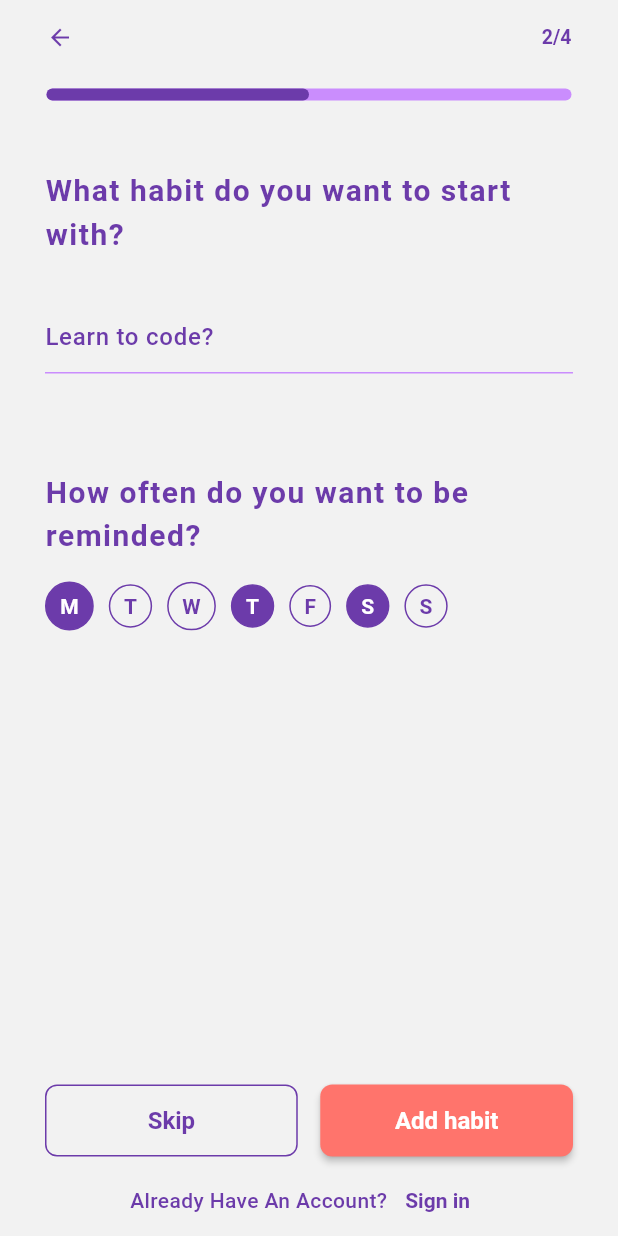
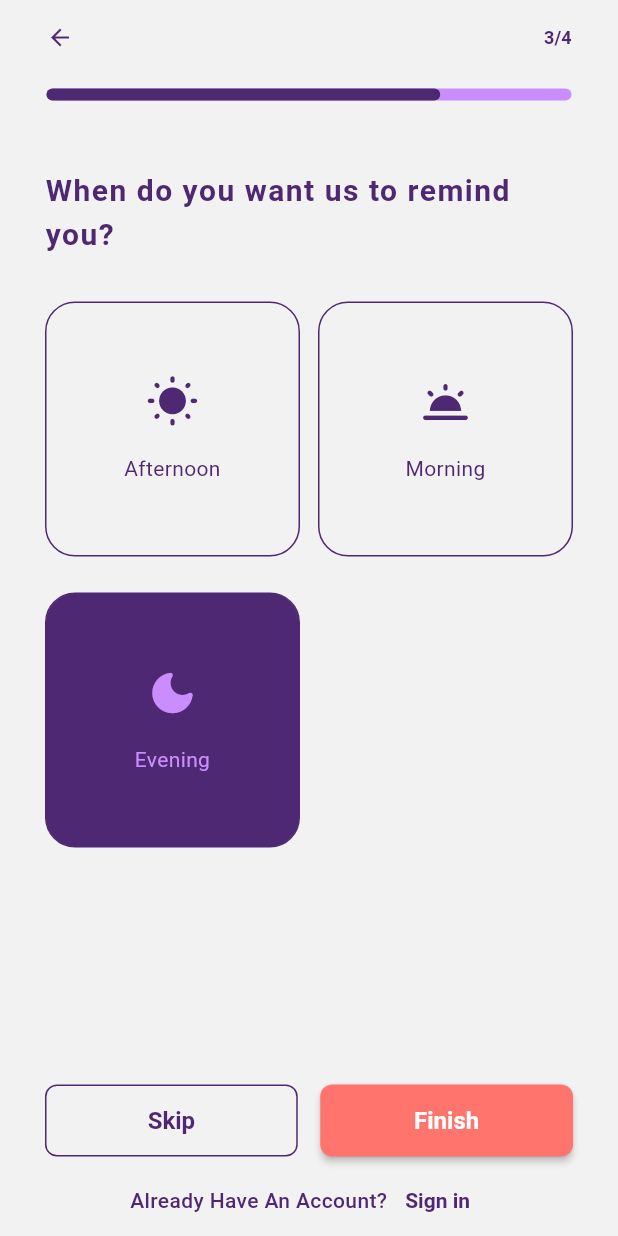
Before and after one commit to Vader-Femi/Habitar, a Flutter app: the AddAHabit screen opened by its route, after a tap on "Add habit", on a phone screen of 412 x 824 dp. Run offline on Flutter 3.47's test engine with Material 3 defaults, Android fonts, the phone set to English and light mode, and no system bars; our stand-ins replace dartz, dio, flutter_bloc, flutter_svg, get_it, hydrated_bloc; Roboto replaces fonts that are missing (Domine, Satoshi).

Commit message:
Day 5 of the Habit Tracker app.
The third auth page is complete, I just used normal set state again for the selection. I will start setting up bloc when I am done with the Auth UIs.

```diff
--- a/lib/config/routes/AppRoutes.dart
+++ b/lib/config/routes/AppRoutes.dart
@@ -1,5 +1,6 @@
 import 'package:flutter/material.dart';
 import 'package:myapplication/features/auth/presentation/pages/add_a_habit.dart';
+import 'package:myapplication/features/auth/presentation/pages/habit_reminder_time.dart';
 import 'package:myapplication/features/home/presentation/pages/home_page.dart';
 import 'package:myapplication/features/splash/presentation/pages/splash.dart';
 import '../../features/auth/presentation/pages/get_started.dart';
@@ -17,13 +18,16 @@ class AppRoutes {
         return _materialRoute(const GetStartedPage());
 
       case '/SignIn':
-        return _materialRoute(SignIn());
+        return _materialRoute(const SignIn());
 
       case '/SignUp':
-        return _materialRoute(SignUp());
+        return _materialRoute(const SignUp());
 
       case '/AddFirstHabit':
         return _materialRoute(const AddAHabit());
+
+      case '/SetFirstHabitReminder':
+        return _materialRoute(const HabitReminderTime());
 
       case '/Home':
         return _materialRoute(const HomePage());
--- a/lib/config/theme/app_colors.dart
+++ b/lib/config/theme/app_colors.dart
@@ -2,7 +2,8 @@ import 'package:flutter/material.dart';
 
 class AppColours {
 
-  static const primary = Color(0xff6C3BAA); //Royal Purple
+  // static const primary = Color(0xff6C3BAA); //Royal Purple
+  static const primary = Color(0xff4f2873); //Royal Purple
   static const primaryUnfocused = Color(0xffca8dfd);
   static const secondary = Color(0xffFF746C); //Pastel Red
 
--- a/lib/core/constants/constants.dart
+++ b/lib/core/constants/constants.dart
@@ -1,4 +1,8 @@
 class Constants {
   static const String newsAPIBaseURL = 'https://newsapi.org/v2';
   static const String newsAPIKey = 'x';
+  static const String nextButtonHeroTag = 'Next Button';
+  static const String skipButtonHeroTag = 'Skip Button';
+  static const String appBarHeroTag = 'App Bar';
+  static const String headingHeroTag = 'Heading';
 }
--- a/lib/features/auth/presentation/pages/add_a_habit.dart
+++ b/lib/features/auth/presentation/pages/add_a_habit.dart
@@ -1,5 +1,5 @@
 import 'package:flutter/material.dart';
-import 'package:myapplication/common/widgets/button/basic_app_button.dart';
+import 'package:myapplication/features/auth/presentation/widgets/next_button.dart';
 import '../../../../config/theme/app_colors.dart';
 import '../widgets/app_bar.dart';
 import '../widgets/sign_in_text.dart';
@@ -15,7 +15,15 @@ class AddAHabit extends StatefulWidget {
 class _AddAHabitState extends State<AddAHabit> {
   final TextEditingController _habit = TextEditingController();
 
-  List<bool> selectedDays = [true, false, false, true, false, true, false];
+  List<DayOfWeek> dayOfWeek = [
+    DayOfWeek(dayTitle: "M", isSelected: true),
+    DayOfWeek(dayTitle: "T", isSelected: false),
+    DayOfWeek(dayTitle: "W", isSelected: true),
+    DayOfWeek(dayTitle: "T", isSelected: false),
+    DayOfWeek(dayTitle: "F", isSelected: true),
+    DayOfWeek(dayTitle: "S", isSelected: false),
+    DayOfWeek(dayTitle: "S", isSelected: false),
+  ];
 
   @override
   Widget build(BuildContext context) {
@@ -24,6 +32,7 @@ class _AddAHabitState extends State<AddAHabit> {
       body: Padding(
         padding: const EdgeInsets.only(top: 45, left: 30, right: 30),
         child: Column(
+          crossAxisAlignment: CrossAxisAlignment.start,
           children: [
             SingleChildScrollView(
               child: Column(
@@ -42,25 +51,19 @@ class _AddAHabitState extends State<AddAHabit> {
               crossAxisAlignment: CrossAxisAlignment.center,
               children: [
                 Expanded(
-                  child: Hero(
-                    tag: "Skip Button",
-                    child: skipButton(context),
-                  ),
+                  child: SkipButton(onClick: (){}),
                 ),
                 const SizedBox(width: 15),
                 Expanded(
-                  child: Hero(
-                    tag: "Next Button",
-                    child: BasicAppButton(
-                      onPressed: () {},
-                      title: "Add habit",
-                    ),
+                  child: NextButton(
+                    title: "Add habit",
+                    onClick: () => Navigator.pushNamed(context, "/SetFirstHabitReminder"),
                   ),
                 ),
               ],
             ),
             const SizedBox(height: 5),
-            signinText(context),
+            const SignInText(),
           ],
         ),
       ),
@@ -92,16 +95,12 @@ class _AddAHabitState extends State<AddAHabit> {
   }
 
   Widget _periodicitySelector(BuildContext context) {
-    // List to store the selected days (false for unselected, true for selected)
-
-    // List of days labels
-    final List<String> days = ['M', 'T', 'W', 'T', 'F', 'S', 'S'];
 
     return Column(
       crossAxisAlignment: CrossAxisAlignment.start,
       children: [
         const Text(
-          "How often do you want to be reminded?",
+          "What day(s) do you want to be reminded?",
           textAlign: TextAlign.start,
           style: TextStyle(
             fontWeight: FontWeight.w700,
@@ -115,14 +114,14 @@ class _AddAHabitState extends State<AddAHabit> {
         Row(
           mainAxisAlignment: MainAxisAlignment.start,
           children: List.generate(
-            days.length,
+            dayOfWeek.length,
             (index) {
               return GestureDetector(
                 onTap: () {
 
                   setState(() {
                     // Toggle the selected state of the day
-                    selectedDays[index] = !selectedDays[index];
+                    dayOfWeek[index].isSelected = !dayOfWeek[index].isSelected;
                   });
 
                 },
@@ -134,12 +133,12 @@ class _AddAHabitState extends State<AddAHabit> {
                     border: Border.all(
                       color: Theme.of(context).primaryColor,
                     ),
-                    color: selectedDays[index] ? Theme.of(context).primaryColor : Colors.transparent,
+                    color: dayOfWeek[index].isSelected ? Theme.of(context).primaryColor : Colors.transparent,
                   ),
                   child: Text(
-                    days[index],
+                    dayOfWeek[index].dayTitle,
                     style: TextStyle(
-                      color: selectedDays[index] ? Colors.white : Theme.of(context).primaryColor,
+                      color: dayOfWeek[index].isSelected ? Colors.white : Theme.of(context).primaryColor,
                       fontWeight: FontWeight.bold,
                     ),
                   ),
@@ -152,3 +151,10 @@ class _AddAHabitState extends State<AddAHabit> {
     );
   }
 }
+
+class DayOfWeek{
+  final String dayTitle;
+  bool isSelected;
+
+  DayOfWeek({required this.dayTitle, required this.isSelected});
+}
--- /dev/null
+++ b/lib/features/auth/presentation/pages/habit_reminder_time.dart
@@ -0,0 +1,144 @@
+import 'package:flutter/material.dart';
+import 'package:myapplication/config/theme/app_colors.dart';
+import 'package:myapplication/features/auth/presentation/widgets/next_button.dart';
+import '../widgets/app_bar.dart';
+import '../widgets/sign_in_text.dart';
+import '../widgets/skip_button.dart';
+
+class HabitReminderTime extends StatefulWidget {
+  const HabitReminderTime({super.key});
+
+  @override
+  State<HabitReminderTime> createState() => _HabitReminderTimeState();
+}
+
+class _HabitReminderTimeState extends State<HabitReminderTime> {
+
+  List<TimeOfDay> timeOfDay = [
+    TimeOfDay(timeIcon: Icons.wb_sunny_rounded, timeTitle: "Afternoon", isSelected: false),
+    TimeOfDay(timeIcon: Icons.wb_twilight_rounded, timeTitle: "Morning", isSelected: false),
+    TimeOfDay(timeIcon: Icons.dark_mode_rounded, timeTitle: "Evening", isSelected: true)
+  ];
+
+  @override
+  Widget build(BuildContext context) {
+    return Scaffold(
+      appBar: const AuthAppbar(pageNumber: 3),
+      body: Padding(
+        padding: const EdgeInsets.only(top: 45, left: 30, right: 30),
+        child: Column(
+          crossAxisAlignment: CrossAxisAlignment.start,
+          children: [
+            SingleChildScrollView(
+              child: Column(
+                children: [
+                  _headingText(context),
+                  const SizedBox(height: 30),
+                  _timeSelector(context),
+                ],
+              ),
+            ),
+            const Spacer(),
+            Row(
+              mainAxisAlignment: MainAxisAlignment.spaceBetween,
+              crossAxisAlignment: CrossAxisAlignment.center,
+              children: [
+                Expanded(
+                  child: SkipButton(onClick: () {}),
+                ),
+                const SizedBox(width: 15),
+                Expanded(
+                  child: NextButton(
+                    title: "Finish",
+                    onClick: () {},
+                  ),
+                ),
+              ],
+            ),
+            const SizedBox(height: 5),
+            const SignInText(),
+          ],
+        ),
+      ),
+    );
+  }
+
+  Widget _headingText(BuildContext context) {
+    return const Text(
+      "When do you want us to remind you?",
+      textAlign: TextAlign.start,
+      style: TextStyle(
+        fontWeight: FontWeight.w700,
+        fontSize: 20,
+        letterSpacing: 1,
+      ),
+    );
+  }
+
+  Widget _timeSelector(BuildContext context) {
+
+    return GridView.count(
+      shrinkWrap: true,
+      crossAxisCount: 2,
+      crossAxisSpacing: 12,
+      mainAxisSpacing: 24,
+      children: List.generate(
+        timeOfDay.length,
+        (index) {
+          return GestureDetector(
+            onTap: () {
+              setState(() {
+                timeOfDay[index].isSelected = !timeOfDay[index].isSelected;
+              });
+            },
+            child: Container(
+              padding: const EdgeInsets.all(1),
+              decoration: BoxDecoration(
+                shape: BoxShape.rectangle,
+                borderRadius: BorderRadius.circular(20),
+                border: Border.all(
+                  color: Theme.of(context).primaryColor,
+                ),
+                color: timeOfDay[index].isSelected
+                    ? Theme.of(context).primaryColor
+                    : Colors.transparent,
+              ),
+              child: Column(
+                mainAxisAlignment: MainAxisAlignment.center,
+                children: [
+                  Icon(
+                    timeOfDay[index].timeIcon,
+                    size: 36,
+                    color: timeOfDay[index].isSelected
+                        ? AppColours.primaryUnfocused
+                        : Theme.of(context).primaryColor,
+                  ),
+                  const SizedBox(height: 16),
+                  Text(
+                    timeOfDay[index].timeTitle,
+                    textAlign: TextAlign.center,
+                    style: TextStyle(
+                      fontWeight: FontWeight.normal,
+                      fontSize: 14,
+                      color: timeOfDay[index].isSelected
+                          ? AppColours.primaryUnfocused
+                          : Theme.of(context).primaryColor,
+                    ),
+                  ),
+                ],
+              ),
+            ),
+          );
+        },
+      ),
+    );
+  }
+}
+
+class TimeOfDay{
+  final IconData timeIcon;
+  final String timeTitle;
+  bool isSelected;
+
+  TimeOfDay({required this.timeIcon, required this.timeTitle, required this.isSelected});
+}
--- a/lib/features/auth/presentation/widgets/app_bar.dart
+++ b/lib/features/auth/presentation/widgets/app_bar.dart
@@ -1,6 +1,8 @@
 import 'package:flutter/material.dart';
 import 'package:myapplication/common/helpers/is_light_mode.dart';
 import 'package:myapplication/config/theme/app_colors.dart';
+
+import '../../../../core/constants/constants.dart';
 
 class AuthAppbar extends StatelessWidget implements PreferredSizeWidget {
   final int pageNumber;
@@ -11,7 +13,7 @@ class AuthAppbar extends StatelessWidget implements PreferredSizeWidget {
   @override
   Widget build(BuildContext context) {
     return Hero(
-      tag: "Appbar",
+      tag: Constants.appBarHeroTag,
       child: AppBar(
         backgroundColor: Colors.transparent,
         elevation: 0,
@@ -35,7 +37,7 @@ class AuthAppbar extends StatelessWidget implements PreferredSizeWidget {
                   Text(
                     "$pageNumber/4",
                     style: TextStyle(
-                      fontSize: 13,
+                      fontSize: 12,
                       fontFamily: "Satoshi",
                       fontWeight: FontWeight.bold,
                       color: Theme.of(context).colorScheme.primary,
--- /dev/null
+++ b/lib/features/auth/presentation/widgets/next_button.dart
@@ -0,0 +1,22 @@
+import 'package:flutter/material.dart';
+import '../../../../common/widgets/button/basic_app_button.dart';
+import '../../../../core/constants/constants.dart';
+
+class NextButton extends StatelessWidget {
+
+  final String title;
+  final VoidCallback onClick;
+
+  const NextButton({super.key, required this.title, required this.onClick});
+
+  @override
+  Widget build(BuildContext context) {
+    return  Hero(
+      tag: Constants.nextButtonHeroTag,
+      child: BasicAppButton(
+        onPressed: onClick,
+        title: title,
+      ),
+    );
+  }
+}
--- a/lib/features/auth/presentation/widgets/sign_in_text.dart
+++ b/lib/features/auth/presentation/widgets/sign_in_text.dart
@@ -1,6 +1,10 @@
 import 'package:flutter/material.dart';
 
-Widget signinText(BuildContext context) {
+class SignInText extends StatelessWidget {
+  const SignInText({super.key});
+
+  @override
+  Widget build(BuildContext context) {
     return Row(
       mainAxisAlignment: MainAxisAlignment.center,
       children: [
@@ -27,3 +31,4 @@ Widget signinText(BuildContext context) {
       ],
     );
   }
+}
--- a/lib/features/auth/presentation/widgets/skip_button.dart
+++ b/lib/features/auth/presentation/widgets/skip_button.dart
@@ -1,8 +1,17 @@
 import 'package:flutter/material.dart';
+import '../../../../core/constants/constants.dart';
 
-Widget skipButton(BuildContext context) {
-  return OutlinedButton(
-    onPressed: () {},
+class SkipButton extends StatelessWidget {
+  final VoidCallback onClick;
+
+  const SkipButton({super.key, required this.onClick});
+
+  @override
+  Widget build(BuildContext context) {
+    return Hero(
+      tag: Constants.skipButtonHeroTag,
+      child: OutlinedButton(
+        onPressed: onClick,
         style: OutlinedButton.styleFrom(
           elevation: 5,
         ),
@@ -10,5 +19,7 @@ Widget skipButton(BuildContext context) {
           "Skip",
           style: TextStyle(color: Theme.of(context).colorScheme.primary),
         ),
+      ),
     );
   }
+}
--- a/lib/main.dart
+++ b/lib/main.dart
@@ -38,7 +38,8 @@ class MyApp extends StatelessWidget {
           title: 'Flutter Demo',
           debugShowCheckedModeBanner: false,
           theme: AppTheme.lightTheme,
-          darkTheme: AppTheme.darkTheme,
+          darkTheme: AppTheme.lightTheme,
+          // darkTheme: AppTheme.darkTheme,
           themeMode: mode,
           onGenerateRoute: AppRoutes.onGenerateRoutes,
           home: const SplashPage(),
```
Also changed, not shown: lib/features/auth/presentation/pages/get_started.dart (+8 -12 lines), lib/features/auth/presentation/pages/signin.dart (+8 -2 lines), lib/features/auth/presentation/pages/signup.dart (+25 -25 lines), 1 other file. Lines whose indentation alone changed are shown as unchanged.
